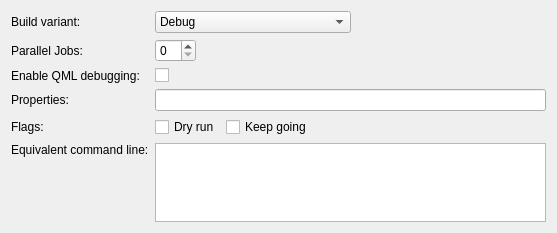
qt-creator/qt-creator, file src/plugins/qbsprojectmanager/qbsbuildstepconfigwidget.ui: the form before one commit.
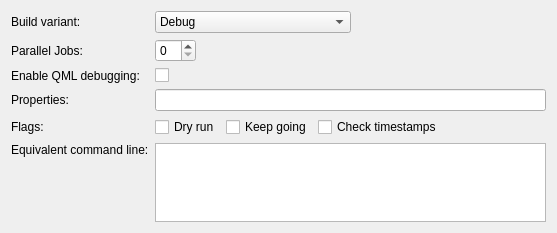
The form after the commit. Icons and pictures are not drawn. Custom widgets are drawn as their Qt base class.

Commit message: Qbs: Add --check-timestamps option to QbsBuildStep

The edit to the form file:
```diff
--- a/src/plugins/qbsprojectmanager/qbsbuildstepconfigwidget.ui
+++ b/src/plugins/qbsprojectmanager/qbsbuildstepconfigwidget.ui
@@ -167,6 +167,13 @@
        </property>
       </widget>
      </item>
+     <item>
+      <widget class="QCheckBox" name="checkTimestampCheckBox">
+       <property name="text">
+        <string>Check timestamps</string>
+       </property>
+      </widget>
+     </item>
      <item>
       <spacer name="checkBoxSpacer">
        <property name="orientation">
```
The commit also changes 2 other files.
